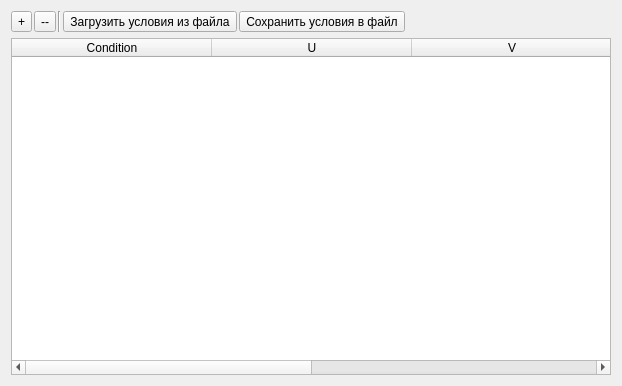
Qt form qzcad/boundaryconditionswidget.ui (qzcad/qzcad-tree) before a commit.
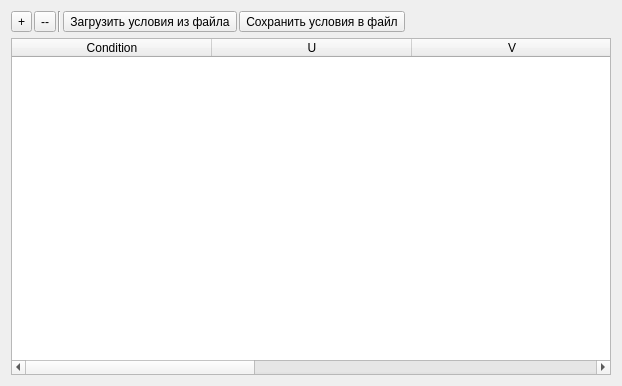
The same form after that commit. Icons and pictures are not drawn.

Patch:
```diff
--- a/qzcad/boundaryconditionswidget.ui
+++ b/qzcad/boundaryconditionswidget.ui
@@ -111,6 +111,11 @@
        <string extracomment="Третье направление">W</string>
       </property>
      </column>
+     <column>
+      <property name="text">
+       <string>Force Type</string>
+      </property>
+     </column>
     </widget>
    </item>
   </layout>
```
